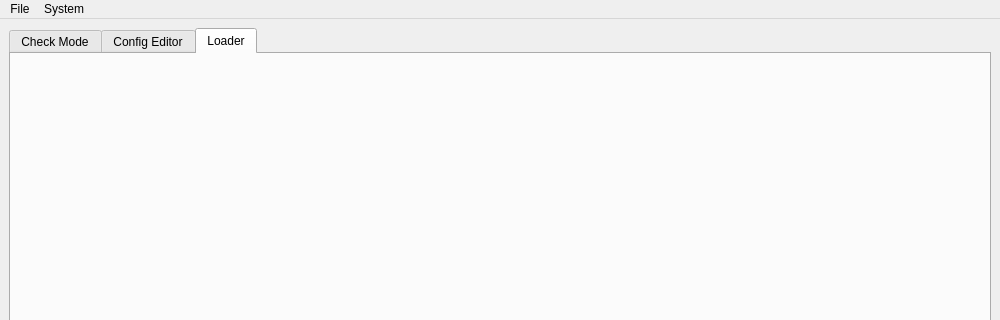
First picture: the form in GUI/gui_qt/mainwindow.ui, repository dmitry-pedchenko/Designer_Etl, before the edit; both pictures show x 0 to 1000 and y 0 to 320 of the 1000 by 1000 pixel window.
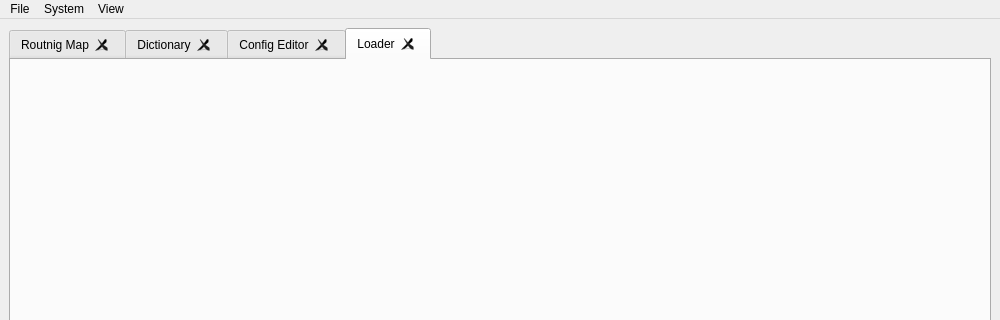
Second picture: the form after the edit. The open tabs and pages were chosen to show the change.

```diff
--- a/GUI/gui_qt/mainwindow.ui
+++ b/GUI/gui_qt/mainwindow.ui
@@ -20,9 +20,20 @@
       <property name="currentIndex">
        <number>1</number>
       </property>
+      <property name="tabsClosable">
+       <bool>true</bool>
+      </property>
+      <property name="movable">
+       <bool>true</bool>
+      </property>
+      <widget class="QWidget" name="tab_2">
+       <attribute name="title">
+        <string>Routnig Map</string>
+       </attribute>
+      </widget>
       <widget class="QWidget" name="tab">
        <attribute name="title">
-        <string>Check Mode</string>
+        <string>Dictionary</string>
        </attribute>
       </widget>
       <widget class="QWidget" name="Editor_Tab">
@@ -76,11 +87,16 @@
      <string>System</string>
     </property>
     <addaction name="actionConfiguration_Wizard"/>
-    <addaction name="actionEditor"/>
+   </widget>
+   <widget class="QMenu" name="menuView">
+    <property name="title">
+     <string>View</string>
+    </property>
     <addaction name="actionLoader"/>
    </widget>
    <addaction name="menuHello"/>
    <addaction name="menuSystem"/>
+   <addaction name="menuView"/>
   </widget>
   <widget class="QStatusBar" name="statusbar"/>
   <action name="actionSave">
```
Left out of the diff: 29 changed lines with no effect on the pictures.
